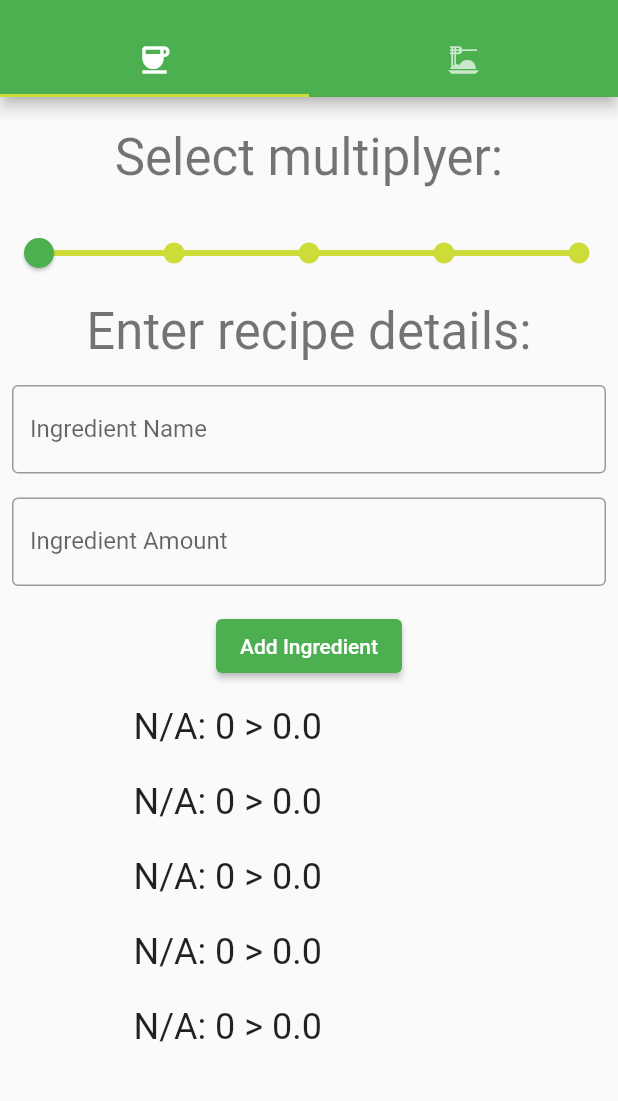
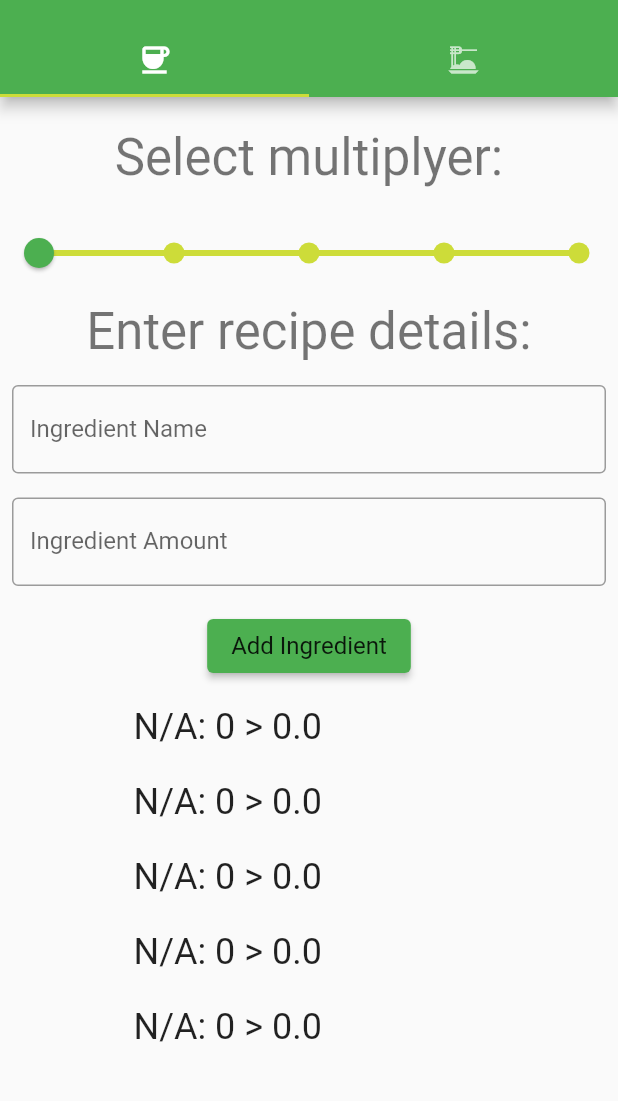
Before and after one commit to t-hamilton20/ESSDev_MobileDev, a Flutter app: the screen it shows after launch, on a phone screen of 412 x 824 dp, the part 59-1160 px from its top. Run offline on Flutter 3.47's test engine with Material 2 defaults, Android fonts, the phone set to English and light mode, and no system bars.

Commit message:
adjusted theme of button text

```diff
--- a/adjust_recipe/lib/main.dart
+++ b/adjust_recipe/lib/main.dart
@@ -122,7 +122,8 @@ class _RecipeAdjustPageState extends State<RecipeAdjustPage> {
                   padding: EdgeInsets.all(8.0),
                   child: ElevatedButton(
                     onPressed: (_updateList),
-                    child: const Text('Add Ingredient'),
+                    child: Text('Add Ingredient',
+                        style: Theme.of(context).textTheme.subtitle1),
                   ),
                 ),
                 // List ingredients and amounts
```
